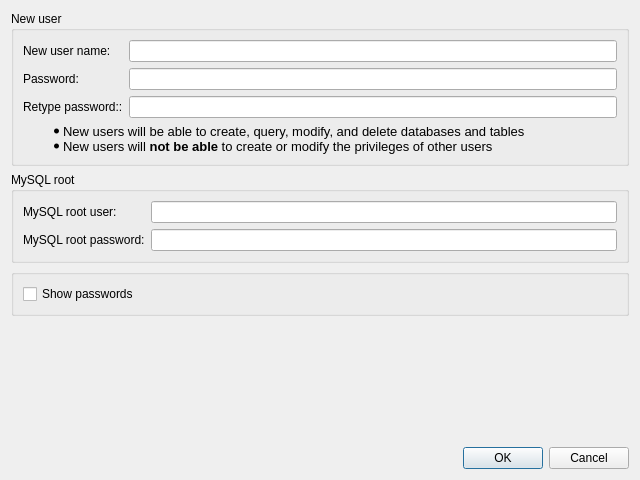
This is coquery/gui/ui/createUser.ui in gkunter/coquery as Qt 5 draws it before an edit. The edited form follows.
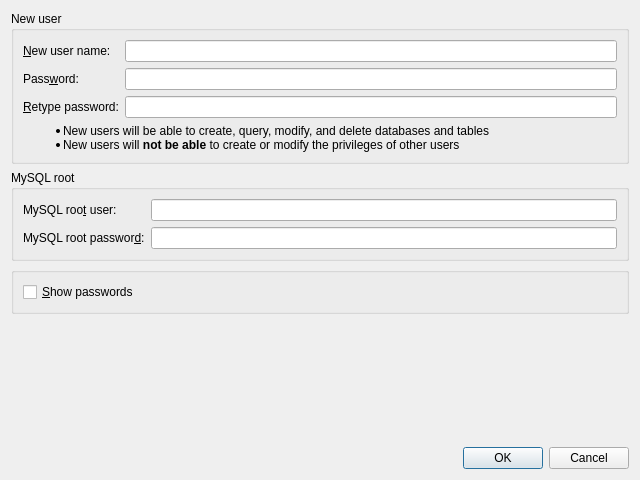
This is the edited form.

Patch:
```diff
--- a/coquery/gui/ui/createUser.ui
+++ b/coquery/gui/ui/createUser.ui
@@ -44,21 +44,30 @@
         <item row="1" column="0">
          <widget class="QLabel" name="label_4">
           <property name="text">
-           <string>Password:</string>
+           <string>Pass&amp;word:</string>
+          </property>
+          <property name="buddy">
+           <cstring>new_password</cstring>
           </property>
          </widget>
         </item>
         <item row="2" column="0">
          <widget class="QLabel" name="label_6">
           <property name="text">
-           <string>Retype password::</string>
+           <string>&amp;Retype password:</string>
+          </property>
+          <property name="buddy">
+           <cstring>new_password_check</cstring>
           </property>
          </widget>
         </item>
         <item row="0" column="0">
          <widget class="QLabel" name="label_5">
           <property name="text">
-           <string>New user name:</string>
+           <string>&amp;New user name:</string>
+          </property>
+          <property name="buddy">
+           <cstring>new_name</cstring>
           </property>
          </widget>
         </item>
@@ -96,12 +105,7 @@
       <item>
        <widget class="QLabel" name="label_7">
         <property name="text">
-         <string>&lt;!DOCTYPE HTML PUBLIC &quot;-//W3C//DTD HTML 4.0//EN&quot; &quot;http://www.w3.org/TR/REC-html40/strict.dtd&quot;&gt;
-&lt;html&gt;&lt;head&gt;&lt;meta name=&quot;qrichtext&quot; content=&quot;1&quot; /&gt;&lt;style type=&quot;text/css&quot;&gt;
-p, li { white-space: pre-wrap; }
-&lt;/style&gt;&lt;/head&gt;&lt;body style=&quot; font-family:'Noto Sans'; font-size:10pt; font-weight:400; font-style:normal;&quot;&gt;
-&lt;ul style=&quot;margin-top: 0px; margin-bottom: 0px; margin-left: 0px; margin-right: 0px; -qt-list-indent: 1;&quot;&gt;&lt;li style=&quot; margin-top:12px; margin-bottom:0px; margin-left:0px; margin-right:0px; -qt-block-indent:0; text-indent:0px;&quot;&gt;New users will be able to create, query, modify, and delete databases and tables&lt;/li&gt;
-&lt;li style=&quot; margin-top:0px; margin-bottom:12px; margin-left:0px; margin-right:0px; -qt-block-indent:0; text-indent:0px;&quot;&gt;New users will &lt;span style=&quot; font-weight:600;&quot;&gt;not be able&lt;/span&gt; to create or modify the privileges of other users&lt;/li&gt;&lt;/ul&gt;&lt;/body&gt;&lt;/html&gt;</string>
+         <string>&lt;html&gt;&lt;head/&gt;&lt;body&gt;&lt;ul style=&quot;margin-top: 0px; margin-bottom: 0px; margin-left: 0px; margin-right: 0px; -qt-list-indent: 1;&quot;&gt;&lt;li style=&quot; margin-top:12px; margin-bottom:0px; margin-left:0px; margin-right:0px; -qt-block-indent:0; text-indent:0px;&quot;&gt;New users will be able to create, query, modify, and delete databases and tables&lt;/li&gt;&lt;li style=&quot; margin-top:0px; margin-bottom:12px; margin-left:0px; margin-right:0px; -qt-block-indent:0; text-indent:0px;&quot;&gt;New users will &lt;span style=&quot; font-weight:600;&quot;&gt;not be able&lt;/span&gt; to create or modify the privileges of other users &lt;/li&gt;&lt;/ul&gt;&lt;/body&gt;&lt;/html&gt;</string>
         </property>
         <property name="wordWrap">
          <bool>true</bool>
@@ -120,7 +124,10 @@
       <item row="0" column="0">
        <widget class="QLabel" name="label_3">
         <property name="text">
-         <string>MySQL root user:</string>
+         <string>MySQL roo&amp;t user:</string>
+        </property>
+        <property name="buddy">
+         <cstring>root_name</cstring>
         </property>
        </widget>
       </item>
@@ -140,7 +147,10 @@
       <item row="1" column="0">
        <widget class="QLabel" name="label_2">
         <property name="text">
-         <string>MySQL root password:</string>
+         <string>MySQL root passwor&amp;d:</string>
+        </property>
+        <property name="buddy">
+         <cstring>root_password</cstring>
         </property>
        </widget>
       </item>
@@ -169,7 +179,7 @@
       <item>
        <widget class="QCheckBox" name="check_show_passwords">
         <property name="text">
-         <string>Show passwords</string>
+         <string>&amp;Show passwords</string>
         </property>
        </widget>
       </item>
```
